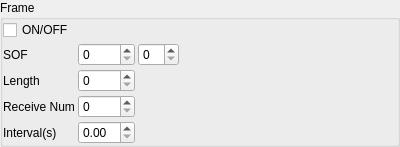
ww4u/megarobostudio, file source/wnd/ui/mrqsubuart.ui: the form before one commit.
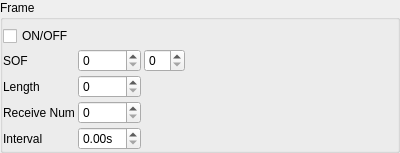
The form after the commit.

```diff
--- a/source/wnd/ui/mrqsubuart.ui
+++ b/source/wnd/ui/mrqsubuart.ui
@@ -7,7 +7,7 @@
     <x>0</x>
     <y>0</y>
     <width>400</width>
-    <height>122</height>
+    <height>128</height>
    </rect>
   </property>
   <property name="windowTitle">
@@ -39,7 +39,7 @@
        <number>0</number>
       </property>
       <property name="topMargin">
-       <number>0</number>
+       <number>6</number>
       </property>
       <property name="rightMargin">
        <number>0</number>
@@ -51,7 +51,11 @@
        <number>3</number>
       </property>
       <item row="5" column="2">
-       <widget class="QDoubleSpinBox" name="spinInvterval"/>
+       <widget class="QDoubleSpinBox" name="spinInvterval">
+        <property name="suffix">
+         <string>s</string>
+        </property>
+       </widget>
       </item>
       <item row="3" column="2">
        <widget class="QSpinBox" name="spinFrameLen"/>
@@ -86,7 +90,7 @@
       <item row="5" column="0">
        <widget class="QLabel" name="label_5">
         <property name="text">
-         <string>Interval(s)</string>
+         <string>Interval</string>
         </property>
        </widget>
       </item>
```
